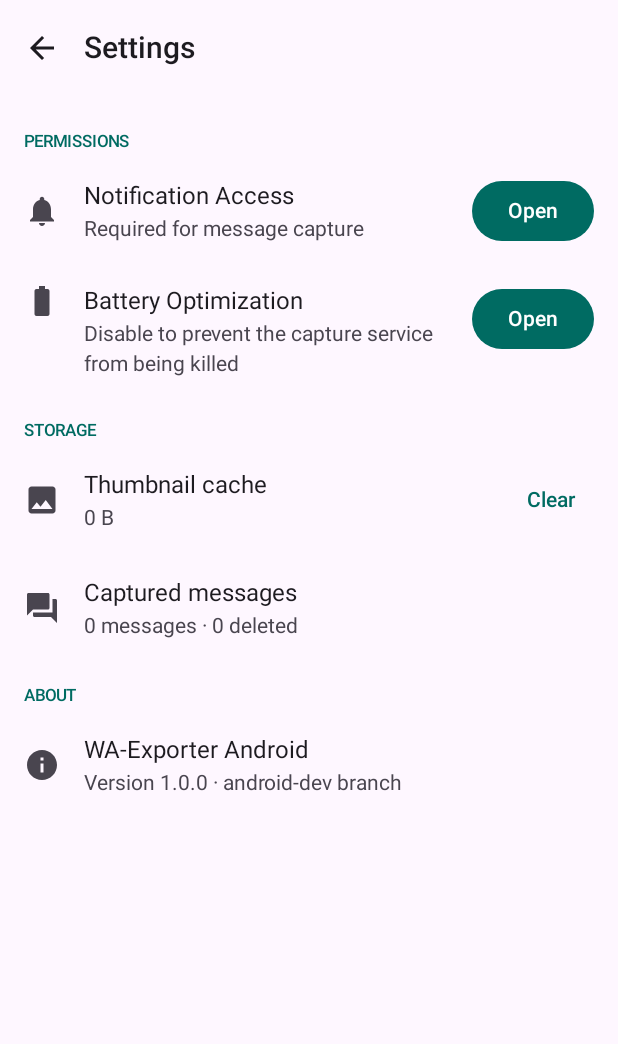
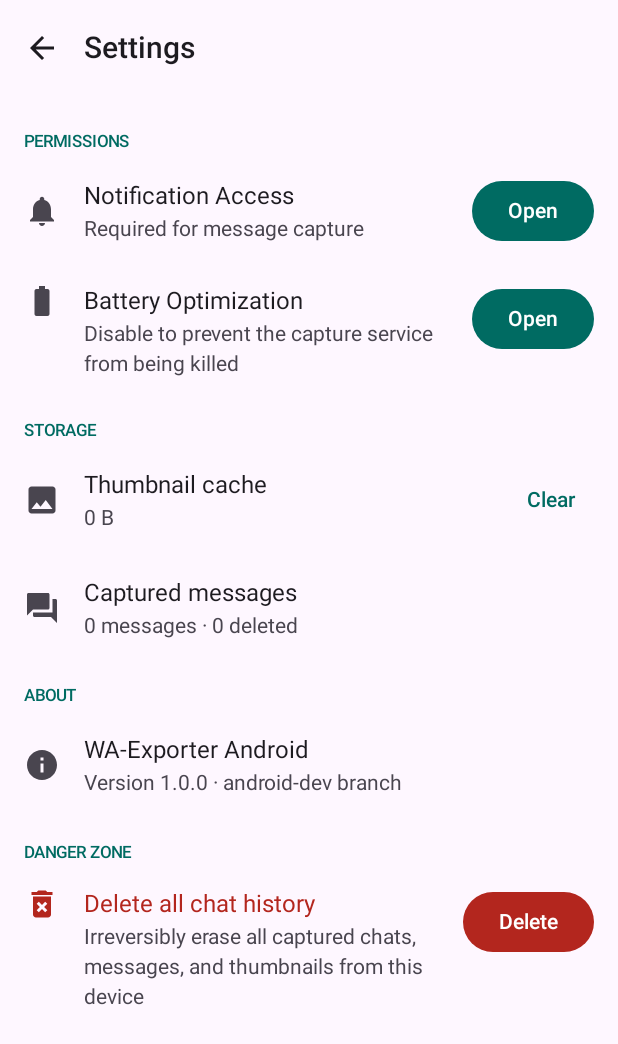
Before and after one commit to deathface0/WA-Exporter, an Android app built with Jetpack Compose: the composable SettingsScreen shown on its own in the app's theme, on a phone screen of 412 x 824 dp. Shown: the top 1044 px of the screen. Run offline under Robolectric (Android 15) with nearby library versions, the light colour scheme and no system bars; our stand-ins replace Dagger/Hilt's generated code.

Commit message:
feat: add Danger Zone to erase all chat history
- Added  query to  (cascades to ).
- Added  function to  which clears the Room database and local thumbnail cache.
- Implemented 'Danger Zone' section in  with a confirmation dialog to prevent accidental deletion.

```diff
--- a/app/src/main/java/com/waexporter/data/db/ChatDao.kt
+++ b/app/src/main/java/com/waexporter/data/db/ChatDao.kt
@@ -40,4 +40,7 @@ interface ChatDao {
 
     @Query("SELECT COUNT(*) FROM chats")
     suspend fun getChatCount(): Int
+
+    @Query("DELETE FROM chats")
+    suspend fun deleteAllChats()
 }
--- a/app/src/main/java/com/waexporter/ui/settings/SettingsScreen.kt
+++ b/app/src/main/java/com/waexporter/ui/settings/SettingsScreen.kt
@@ -22,6 +22,7 @@ fun SettingsScreen(
 ) {
     val state by viewModel.state.collectAsStateWithLifecycle()
     val context = LocalContext.current
+    var showDeleteDialog by remember { mutableStateOf(false) }
 
     Scaffold(
         topBar = {
@@ -91,6 +92,46 @@ fun SettingsScreen(
                     leadingContent = { Icon(Icons.Default.Info, null) }
                 )
             }
+
+            item { SettingsSectionHeader("Danger Zone") }
+            item {
+                ListItem(
+                    headlineContent = { Text("Delete all chat history", color = MaterialTheme.colorScheme.error) },
+                    supportingContent = { Text("Irreversibly erase all captured chats, messages, and thumbnails from this device") },
+                    leadingContent = { Icon(Icons.Default.DeleteForever, null, tint = MaterialTheme.colorScheme.error) },
+                    trailingContent = {
+                        Button(
+                            onClick = { showDeleteDialog = true },
+                            colors = ButtonDefaults.buttonColors(containerColor = MaterialTheme.colorScheme.error)
+                        ) { Text("Delete") }
+                    }
+                )
+            }
+        }
+
+        if (showDeleteDialog) {
+            AlertDialog(
+                onDismissRequest = { showDeleteDialog = false },
+                icon = { Icon(Icons.Default.Warning, contentDescription = null, tint = MaterialTheme.colorScheme.error) },
+                title = { Text("Erase all history?") },
+                text = { Text("Are you sure you want to delete all captured WhatsApp messages? This action cannot be undone and will wipe the local database completely.") },
+                confirmButton = {
+                    TextButton(
+                        onClick = {
+                            viewModel.deleteAllHistory()
+                            showDeleteDialog = false
+                        },
+                        colors = ButtonDefaults.textButtonColors(contentColor = MaterialTheme.colorScheme.error)
+                    ) {
+                        Text("Delete Everything")
+                    }
+                },
+                dismissButton = {
+                    TextButton(onClick = { showDeleteDialog = false }) {
+                        Text("Cancel")
+                    }
+                }
+            )
         }
     }
 }
```
Also changed, not shown: app/src/main/java/com/waexporter/data/repository/MessageRepository.kt (+8 -0 lines), app/src/main/java/com/waexporter/ui/settings/SettingsViewModel.kt (+13 -0 lines), 2 other files.
